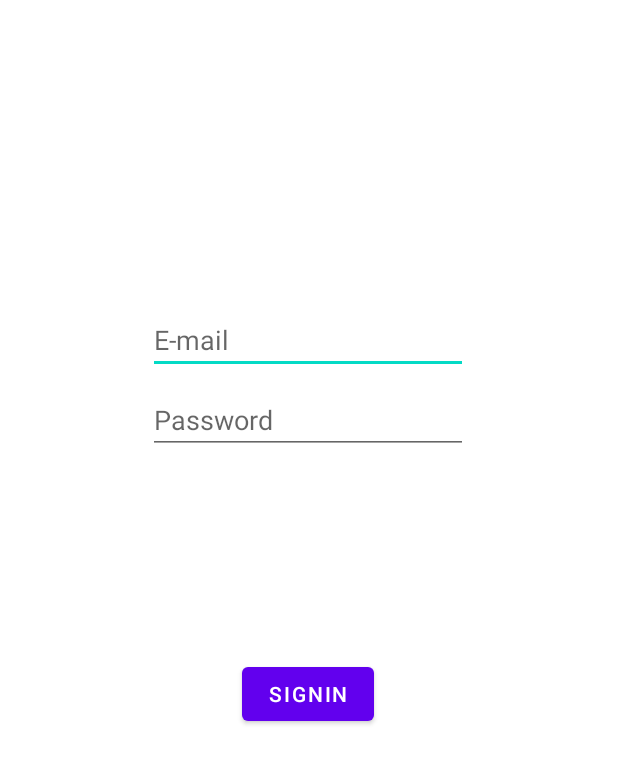
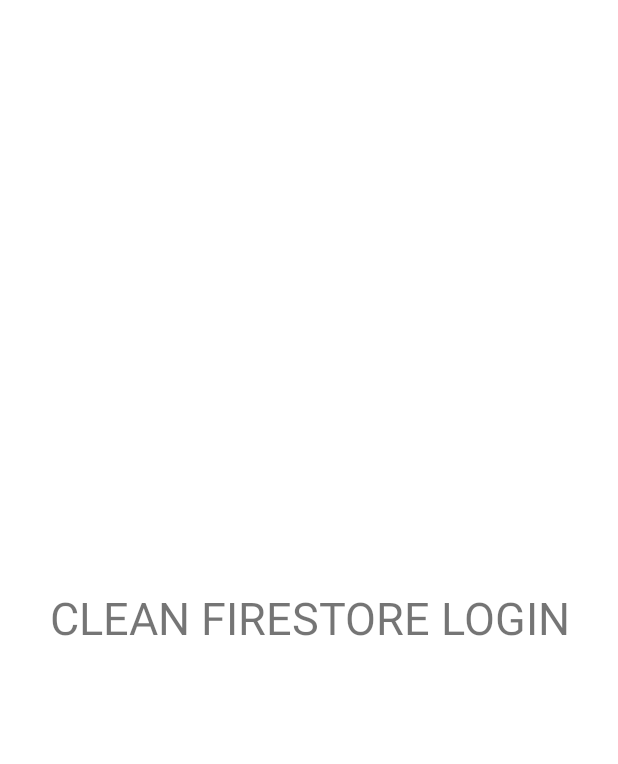
Before and after one commit to nmahnic/LoginMVP, an Android app: the layout activity_main.xml on its own in the app's theme, with its tools: preview values and no code run, on a phone screen of 412 x 824 dp. Shown: the top 764 px of the screen. Run offline under Robolectric (Android 15) with nearby library versions, the phone set to English and light mode, and no system bars.

Commit message:
login success

```diff
--- a/app/src/main/AndroidManifest.xml
+++ b/app/src/main/AndroidManifest.xml
@@ -1,6 +1,8 @@
 <?xml version="1.0" encoding="utf-8"?>
 <manifest xmlns:android="http://schemas.android.com/apk/res/android"
     package="com.loginmvp">
+
+    <uses-permission android:name="android.permission.INTERNET" />
 
     <application
         android:allowBackup="true"
@@ -9,10 +11,12 @@
         android:roundIcon="@mipmap/ic_launcher_round"
         android:supportsRtl="true"
         android:theme="@style/Theme.LoginMVP">
+        <activity android:name=".presentation.main.view.MainActivity"></activity>
         <activity android:name=".presentation.login.view.LoginActivity">
             <intent-filter>
                 <action android:name="android.intent.action.MAIN" />
                 <action android:name="android.intent.action.VIEW" />
+
                 <category android:name="android.intent.category.LAUNCHER" />
             </intent-filter>
         </activity>
--- a/app/src/main/res/layout/activity_main.xml
+++ b/app/src/main/res/layout/activity_main.xml
@@ -1,63 +1,20 @@
 <?xml version="1.0" encoding="utf-8"?>
-<androidx.constraintlayout.widget.ConstraintLayout xmlns:android="http://schemas.android.com/apk/res/android"
+<LinearLayout
+    xmlns:android="http://schemas.android.com/apk/res/android"
     xmlns:app="http://schemas.android.com/apk/res-auto"
     xmlns:tools="http://schemas.android.com/tools"
     android:layout_width="match_parent"
     android:layout_height="match_parent"
-    tools:context=".presentation.login.view.LoginActivity">
+    android:orientation="horizontal"
+    tools:context=".presentation.main.view.MainActivity">
 
-    <EditText
-        android:id="@+id/etxt_email"
-        android:layout_width="wrap_content"
+    <TextView
+        android:layout_width="match_parent"
         android:layout_height="wrap_content"
-        android:layout_marginTop="204dp"
-        android:hint="E-mail"
-        android:ems="10"
-        android:inputType="textPersonName"
-        app:layout_constraintEnd_toEndOf="parent"
-        app:layout_constraintHorizontal_bias="0.497"
-        app:layout_constraintStart_toStartOf="parent"
-        app:layout_constraintTop_toTopOf="parent" />
-
-    <EditText
-        android:id="@+id/etxt_password"
-        android:layout_width="wrap_content"
-        android:layout_height="wrap_content"
-        android:layout_marginTop="8dp"
-        android:hint="Password"
-        android:ems="10"
-        android:inputType="textPassword"
-        app:layout_constraintEnd_toEndOf="parent"
-        app:layout_constraintHorizontal_bias="0.497"
-        app:layout_constraintStart_toStartOf="parent"
-        app:layout_constraintTop_toBottomOf="@+id/etxt_email" />
-
-    <Button
-        android:id="@+id/btn_signIn"
-        android:layout_width="wrap_content"
-        android:layout_height="wrap_content"
-        android:layout_marginStart="8dp"
-        android:layout_marginTop="136dp"
-        android:layout_marginEnd="8dp"
-        android:text="SignIn"
-        app:layout_constraintEnd_toEndOf="parent"
-        app:layout_constraintHorizontal_bias="0.498"
-        app:layout_constraintStart_toStartOf="parent"
-        app:layout_constraintTop_toBottomOf="@+id/etxt_password" />
-
-    <ProgressBar
-        android:id="@+id/progressBar_signIn"
-        style="?android:attr/progressBarStyle"
-        android:layout_width="wrap_content"
-        android:layout_height="wrap_content"
-        android:visibility="gone"
-        app:layout_constraintStart_toStartOf="parent"
-        app:layout_constraintEnd_toEndOf="parent"
-        app:layout_constraintHorizontal_bias="0.498"
-        android:layout_marginTop="8dp"
-        android:layout_marginEnd="8dp"
-        android:layout_marginStart="8dp"
-        app:layout_constraintTop_toBottomOf="@+id/etxt_password" />
+        android:layout_gravity="center"
+        android:gravity="center"
+        android:textSize="30sp"
+        android:text="@string/clean_firestore_login"/>
 
 
-</androidx.constraintlayout.widget.ConstraintLayout>
+</LinearLayout>
--- a/app/src/main/res/values/strings.xml
+++ b/app/src/main/res/values/strings.xml
@@ -1,3 +1,4 @@
 <resources>
     <string name="app_name">LoginMVP</string>
+    <string name="clean_firestore_login">CLEAN FIRESTORE LOGIN</string>
 </resources>
--- a/build.gradle
+++ b/build.gradle
@@ -8,7 +8,7 @@ buildscript {
     dependencies {
         classpath "com.android.tools.build:gradle:4.1.1"
         classpath "org.jetbrains.kotlin:kotlin-gradle-plugin:$kotlin_version"
-
+        classpath 'com.google.gms:google-services:4.3.4'
         // NOTE: Do not place your application dependencies here; they belong
         // in the individual module build.gradle files
     }
```
Also changed, not shown: app/build.gradle (+9 -0 lines), app/src/main/java/com/loginmvp/domain/Interactor/Logininteractor/SignInInteractorImpl.kt (added, +18 -0 lines), app/src/main/java/com/loginmvp/domain/Interactor/Logininteractor/SingInInteractor.kt (added, +10 -0 lines), app/src/main/java/com/loginmvp/presentation/login/presenter/LoginPresenter.kt (+22 -4 lines), app/src/main/java/com/loginmvp/presentation/login/view/LoginActivity.kt (+10 -9 lines), app/src/main/java/com/loginmvp/presentation/main/view/MainActivity.kt (added, +12 -0 lines), app/src/main/res/layout/activity_login.xml (added, +65 -0 lines), 1 other file.
